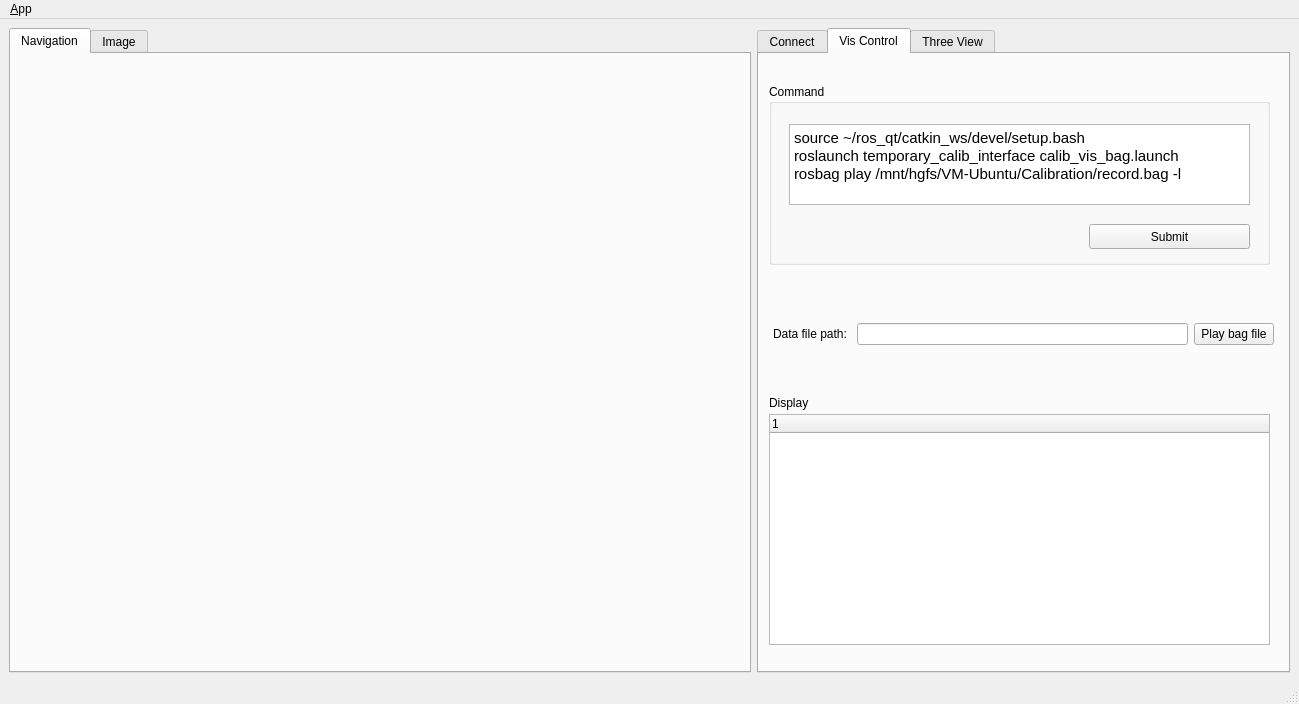
Above: catkin_qt/src/ros_qt_demo/ui/main_window.ui from Lalalalachen/ros_gui before the change. Below: the same form after it.
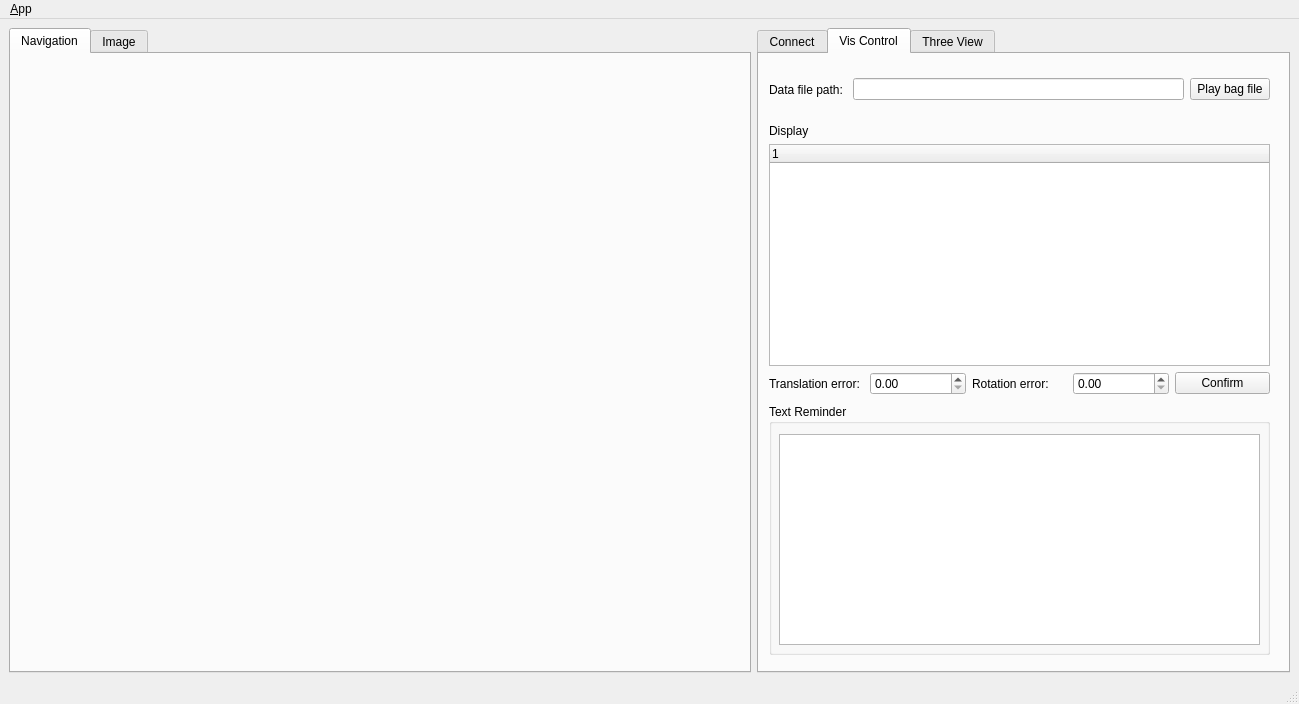
That is the form after the change. Icons and pictures are not drawn.

```diff
--- a/catkin_qt/src/ros_qt_demo/ui/main_window.ui
+++ b/catkin_qt/src/ros_qt_demo/ui/main_window.ui
@@ -348,92 +348,13 @@
        <attribute name="title">
         <string>Vis Control</string>
        </attribute>
-       <widget class="QGroupBox" name="groupBox_2">
-        <property name="geometry">
-         <rect>
-          <x>10</x>
-          <y>30</y>
-          <width>501</width>
-          <height>181</height>
-         </rect>
-        </property>
-        <property name="title">
-         <string>Command</string>
-        </property>
-        <widget class="QTextEdit" name="textEdit_cmd">
-         <property name="geometry">
-          <rect>
-           <x>20</x>
-           <y>40</y>
-           <width>461</width>
-           <height>81</height>
-          </rect>
-         </property>
-         <property name="html">
-          <string>&lt;!DOCTYPE HTML PUBLIC &quot;-//W3C//DTD HTML 4.0//EN&quot; &quot;http://www.w3.org/TR/REC-html40/strict.dtd&quot;&gt;
-&lt;html&gt;&lt;head&gt;&lt;meta name=&quot;qrichtext&quot; content=&quot;1&quot; /&gt;&lt;style type=&quot;text/css&quot;&gt;
-p, li { white-space: pre-wrap; }
-&lt;/style&gt;&lt;/head&gt;&lt;body style=&quot; font-family:'Ubuntu'; font-size:11pt; font-weight:400; font-style:normal;&quot;&gt;
-&lt;p style=&quot; margin-top:0px; margin-bottom:0px; margin-left:0px; margin-right:0px; -qt-block-indent:0; text-indent:0px;&quot;&gt;source ~/ros_qt/catkin_ws/devel/setup.bash&lt;/p&gt;
-&lt;p style=&quot; margin-top:0px; margin-bottom:0px; margin-left:0px; margin-right:0px; -qt-block-indent:0; text-indent:0px;&quot;&gt;roslaunch temporary_calib_interface calib_vis_bag.launch&lt;/p&gt;
-&lt;p style=&quot; margin-top:0px; margin-bottom:0px; margin-left:0px; margin-right:0px; -qt-block-indent:0; text-indent:0px;&quot;&gt;rosbag play /mnt/hgfs/VM-Ubuntu/Calibration/record.bag -l&lt;/p&gt;&lt;/body&gt;&lt;/html&gt;</string>
-         </property>
-        </widget>
-        <widget class="QPushButton" name="pushButton_cmd">
-         <property name="geometry">
-          <rect>
-           <x>320</x>
-           <y>140</y>
-           <width>161</width>
-           <height>25</height>
-          </rect>
-         </property>
-         <property name="text">
-          <string>Submit</string>
-         </property>
-        </widget>
-       </widget>
-       <widget class="QTreeWidget" name="treeWidget">
-        <property name="geometry">
-         <rect>
-          <x>10</x>
-          <y>360</y>
-          <width>501</width>
-          <height>231</height>
-         </rect>
-        </property>
-        <attribute name="headerMinimumSectionSize">
-         <number>150</number>
-        </attribute>
-        <attribute name="headerDefaultSectionSize">
-         <number>150</number>
-        </attribute>
-        <column>
-         <property name="text">
-          <string notr="true">1</string>
-         </property>
-        </column>
-       </widget>
-       <widget class="QLabel" name="label_4">
-        <property name="geometry">
-         <rect>
-          <x>10</x>
-          <y>340</y>
-          <width>111</width>
-          <height>17</height>
-         </rect>
-        </property>
-        <property name="text">
-         <string>Display</string>
-        </property>
-       </widget>
        <widget class="QWidget" name="horizontalLayoutWidget">
         <property name="geometry">
          <rect>
-          <x>14</x>
-          <y>240</y>
+          <x>10</x>
+          <y>10</y>
           <width>501</width>
-          <height>80</height>
+          <height>51</height>
          </rect>
         </property>
         <layout class="QHBoxLayout" name="horizontalLayout_8">
@@ -456,6 +377,100 @@
          </item>
         </layout>
        </widget>
+       <widget class="QWidget" name="verticalLayoutWidget">
+        <property name="geometry">
+         <rect>
+          <x>10</x>
+          <y>70</y>
+          <width>501</width>
+          <height>271</height>
+         </rect>
+        </property>
+        <layout class="QVBoxLayout" name="verticalLayout_2">
+         <item>
+          <widget class="QLabel" name="label_4">
+           <property name="text">
+            <string>Display</string>
+           </property>
+          </widget>
+         </item>
+         <item>
+          <widget class="QTreeWidget" name="treeWidget">
+           <attribute name="headerMinimumSectionSize">
+            <number>150</number>
+           </attribute>
+           <attribute name="headerDefaultSectionSize">
+            <number>150</number>
+           </attribute>
+           <column>
+            <property name="text">
+             <string notr="true">1</string>
+            </property>
+           </column>
+          </widget>
+         </item>
+         <item>
+          <layout class="QHBoxLayout" name="horizontalLayout_7">
+           <item>
+            <widget class="QLabel" name="label_8">
+             <property name="text">
+              <string>Translation error: </string>
+             </property>
+            </widget>
+           </item>
+           <item>
+            <widget class="QDoubleSpinBox" name="doubleSpinBox_t"/>
+           </item>
+           <item>
+            <widget class="QLabel" name="label_9">
+             <property name="text">
+              <string>Rotation error: </string>
+             </property>
+            </widget>
+           </item>
+           <item>
+            <widget class="QDoubleSpinBox" name="doubleSpinBox_r"/>
+           </item>
+           <item>
+            <widget class="QPushButton" name="pushButton">
+             <property name="text">
+              <string>Confirm</string>
+             </property>
+            </widget>
+           </item>
+          </layout>
+         </item>
+        </layout>
+       </widget>
+       <widget class="QWidget" name="verticalLayoutWidget_2">
+        <property name="geometry">
+         <rect>
+          <x>10</x>
+          <y>350</y>
+          <width>501</width>
+          <height>251</height>
+         </rect>
+        </property>
+        <layout class="QVBoxLayout" name="verticalLayout_4">
+         <item>
+          <widget class="QGroupBox" name="groupBox_5">
+           <property name="title">
+            <string>Text Reminder</string>
+           </property>
+           <widget class="QListView" name="listView_tf">
+            <property name="geometry">
+             <rect>
+              <x>10</x>
+              <y>30</y>
+              <width>481</width>
+              <height>211</height>
+             </rect>
+            </property>
+           </widget>
+          </widget>
+         </item>
+        </layout>
+       </widget>
       </widget>
       <widget class="QWidget" name="tab_4">
        <attribute name="title">
```
